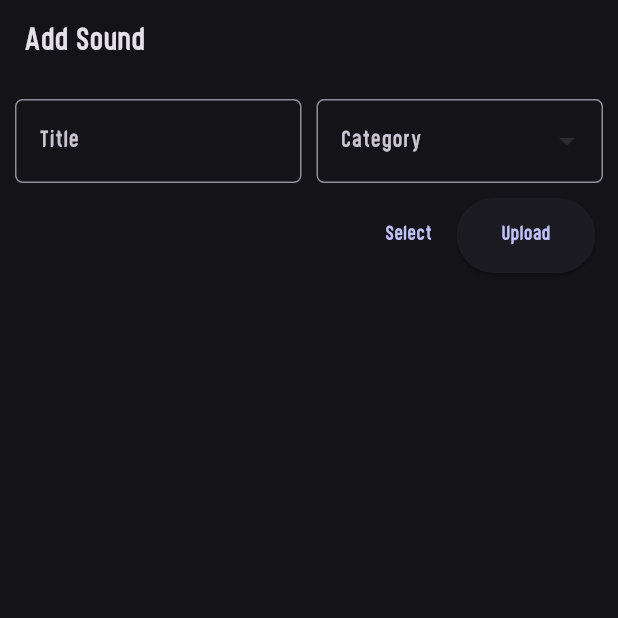
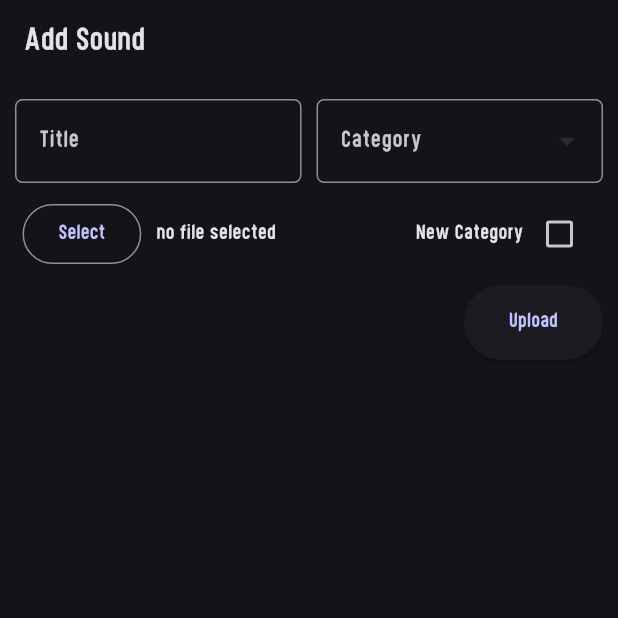
Before and after one commit to HossamRamadan667/comicsawy, a Flutter app: the AddSound screen opened directly, after a tap on "Select", on a phone screen of 412 x 824 dp, the top half of it. Run offline on Flutter 3.47's test engine with Material 2 defaults, Android fonts, the light colour scheme and no system bars; our stand-ins replace file_picker, firebase_auth, firebase_core, firebase_storage, flutter_riverpod, just_audio and 1 more; accounts and stored records are empty; network calls fail.

Commit message:
add the ability to create new Category

```diff
--- a/lib/providers/add_sound_provider.dart
+++ b/lib/providers/add_sound_provider.dart
@@ -12,10 +12,19 @@ class AddSoundNotifier extends StateNotifier<GlobalKey<FormState>> {
   AddSoundNotifier() : super(GlobalKey<FormState>());
 
   String title = '';
+  String fileName = 'no file selected';
   String? category;
   late String _uri = '';
   File? _soundFile;
   late Reference _fileRef;
+  bool isNewCategory = false;
+  var setState;
+
+  toggleIsNewCategory() {
+    isNewCategory = !isNewCategory;
+    category = null;
+    setState(() {});
+  }
 
   _showSnackbar(BuildContext context, String message) {
     ScaffoldMessenger.of(context).clearSnackBars();
@@ -31,7 +40,16 @@ class AddSoundNotifier extends StateNotifier<GlobalKey<FormState>> {
 
     if (pickedFile != null) {
       _soundFile = File(pickedFile.files.single.path!);
+      fileName = pickedFile.files.single.name;
+      setState(() {});
     }
+  }
+
+  String? categoryValidator(value) {
+    if (value!.trim().isEmpty) {
+      return 'cant be empty';
+    }
+    return null;
   }
 
   String? validator(value, sounds) {
@@ -67,9 +85,14 @@ class AddSoundNotifier extends StateNotifier<GlobalKey<FormState>> {
 
   Future<http.Response> _postSound() async {
     Uri url = Uri.https(dbUrl, 'sounds.json');
-    http.Response response = await http.post(url,
-        headers: {'Content-Type': 'application/json'},
-        body: json.encode({"category": category, "name": title, "uri": _uri}));
+    http.Response response = await http
+        .post(url,
+            headers: {'Content-Type': 'application/json'},
+            body:
+                json.encode({"category": category, "name": title, "uri": _uri}))
+        .onError((error, stackTrace) {
+      throw Exception(error.toString());
+    });
     return response;
   }
 
@@ -84,7 +107,11 @@ class AddSoundNotifier extends StateNotifier<GlobalKey<FormState>> {
             Navigator.pop(context);
           } else {
             _fileRef.delete();
+            _showSnackbar(
+                context, json.decode(response.body)['error']['message']);
           }
+        }).onError((error, stackTrace) {
+          _showSnackbar(context, error.toString());
         });
       }).onError((error, stackTrace) {
         _showSnackbar(context, error.toString());
--- a/lib/views/add_sound.dart
+++ b/lib/views/add_sound.dart
@@ -4,16 +4,20 @@ import 'package:flutter_riverpod/flutter_riverpod.dart';
 import 'package:flutter/material.dart';
 import '../models/sound_model.dart';
 
-class AddSound extends ConsumerWidget {
+class AddSound extends ConsumerStatefulWidget {
   const AddSound({super.key});
+  @override
+  ConsumerState<AddSound> createState() => _AddSoundState();
+}
 
+class _AddSoundState extends ConsumerState<AddSound> {
   @override
-  Widget build(BuildContext context, WidgetRef ref) {
+  Widget build(BuildContext context) {
     List<Sound> sounds = ref.watch(soundsProvider);
     List<String> categories = ref.watch(soundsProvider.notifier).categories;
     GlobalKey<FormState> formKey = ref.watch(addSoundProvider);
     AddSoundNotifier formController = ref.watch(addSoundProvider.notifier);
-
+    formController.setState = setState;
     return Scaffold(
       appBar: AppBar(
         title: const Text('Add Sound'),
@@ -37,7 +41,15 @@ class AddSound extends ConsumerWidget {
                   ),
                   const SizedBox(width: 10),
                   Expanded(
-                    child: DropdownButtonFormField(
+                    child: formController.isNewCategory
+                        ? TextFormField(
+                            decoration:
+                                const InputDecoration(label: Text('Category')),
+                            onSaved: (newValue) =>
+                                formController.category = newValue,
+                            validator: formController.categoryValidator,
+                          )
+                        : DropdownButtonFormField(
                             validator: (value) =>
                                 value == null ? 'select category first' : null,
                             value: formController.category,
@@ -59,17 +71,36 @@ class AddSound extends ConsumerWidget {
                 padding:
                     const EdgeInsets.symmetric(horizontal: 5, vertical: 10),
                 child: Row(
-                  mainAxisAlignment: MainAxisAlignment.end,
+                  mainAxisAlignment: MainAxisAlignment.spaceBetween,
+                  crossAxisAlignment: CrossAxisAlignment.center,
                   children: [
-                    TextButton(
+                    Row(
+                      children: [
+                        OutlinedButton(
                             onPressed: formController.picFile,
                             child: const Text('Select')),
+                        SizedBox(width: 10),
+                        Text(formController.fileName)
+                      ],
+                    ),
+                    Row(
+                      children: [
+                        const Text('New Category'),
+                        Checkbox(
+                          value: formController.isNewCategory,
+                          onChanged: (value) {
+                            formController.toggleIsNewCategory();
+                          },
+                          activeColor: Theme.of(context).primaryColor,
+                        ),
+                      ],
+                    ),
+                  ],
+                ),
+              ),
               ElevatedButton(
                   onPressed: () => formController.submit(context),
                   child: const Text('Upload'))
-                  ],
-                ),
-              ),
             ],
           ),
         ),
```
Lines whose indentation alone changed are shown as unchanged.
